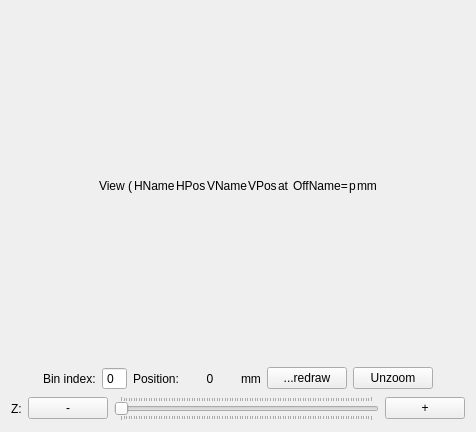
Qt form ants3bundle/src/ants3/gui/graph/aviewer3dwidget.ui (andrmor/ANTS3bundle) before a commit.
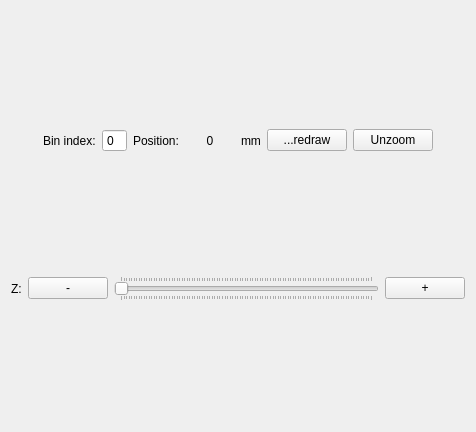
The same form after that commit.

```diff
--- a/ants3bundle/src/ants3/gui/graph/aviewer3dwidget.ui
+++ b/ants3bundle/src/ants3/gui/graph/aviewer3dwidget.ui
@@ -14,111 +14,6 @@
    <string>MainWindow</string>
   </property>
   <layout class="QVBoxLayout" name="verticalLayout_2">
-   <item>
-    <layout class="QHBoxLayout" name="hlLabel">
-     <property name="spacing">
-      <number>1</number>
-     </property>
-     <item>
-      <spacer name="horizontalSpacer_3">
-       <property name="orientation">
-        <enum>Qt::Horizontal</enum>
-       </property>
-       <property name="sizeHint" stdset="0">
-        <size>
-         <width>40</width>
-         <height>20</height>
-        </size>
-       </property>
-      </spacer>
-     </item>
-     <item>
-      <widget class="QLabel" name="lLabName">
-       <property name="text">
-        <string>View (</string>
-       </property>
-      </widget>
-     </item>
-     <item>
-      <widget class="QLabel" name="lLabHorAxisName">
-       <property name="text">
-        <string>HName</string>
-       </property>
-      </widget>
-     </item>
-     <item>
-      <widget class="QLabel" name="lLabHorAxisPos">
-       <property name="text">
-        <string>HPos</string>
-       </property>
-      </widget>
-     </item>
-     <item>
-      <widget class="QLabel" name="lLabVertAxisName">
-       <property name="text">
-        <string>VName</string>
-       </property>
-      </widget>
-     </item>
-     <item>
-      <widget class="QLabel" name="lLabVertAxisPos">
-       <property name="text">
-        <string>VPos</string>
-       </property>
-      </widget>
-     </item>
-     <item>
-      <widget class="QLabel" name="label_8">
-       <property name="text">
-        <string>at </string>
-       </property>
-      </widget>
-     </item>
-     <item>
-      <widget class="QLabel" name="lLabOffAxisName">
-       <property name="text">
-        <string>OffName=</string>
-       </property>
-      </widget>
-     </item>
-     <item>
-      <widget class="QLabel" name="lLabOffAxisPos">
-       <property name="minimumSize">
-        <size>
-         <width>0</width>
-         <height>0</height>
-        </size>
-       </property>
-       <property name="text">
-        <string>p</string>
-       </property>
-       <property name="alignment">
-        <set>Qt::AlignCenter</set>
-       </property>
-      </widget>
-     </item>
-     <item>
-      <widget class="QLabel" name="label_4">
-       <property name="text">
-        <string>mm</string>
-       </property>
-      </widget>
-     </item>
-     <item>
-      <spacer name="horizontalSpacer_4">
-       <property name="orientation">
-        <enum>Qt::Horizontal</enum>
-       </property>
-       <property name="sizeHint" stdset="0">
-        <size>
-         <width>40</width>
-         <height>20</height>
-        </size>
-       </property>
-      </spacer>
-     </item>
-    </layout>
-   </item>
    <item>
     <layout class="QHBoxLayout" name="horizontalLayout"/>
    </item>
```
